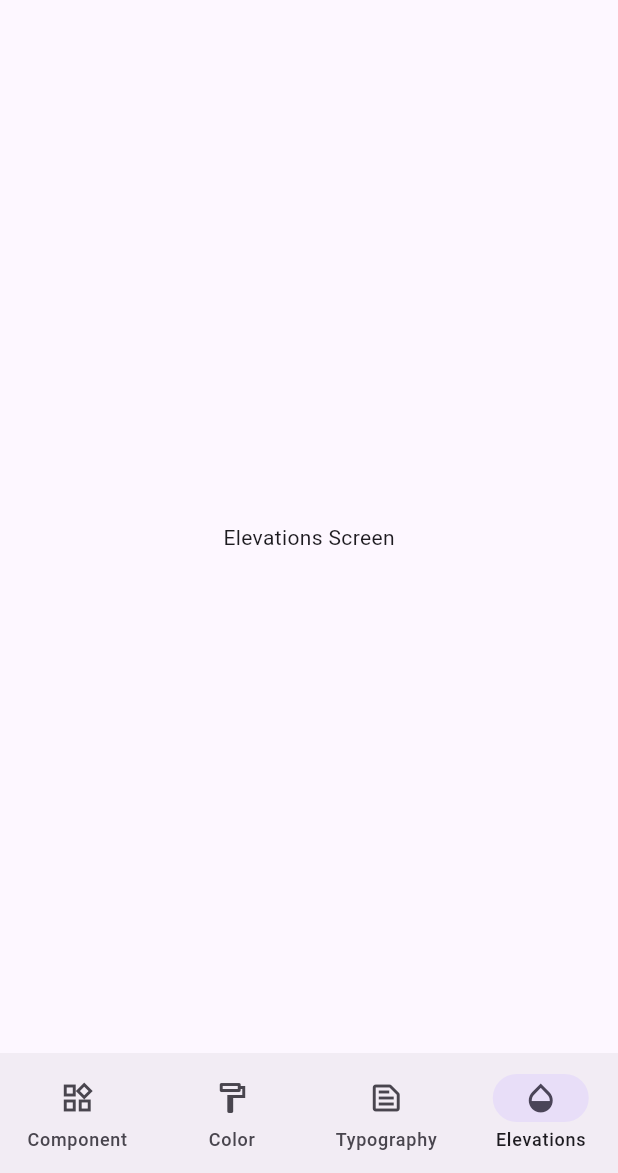
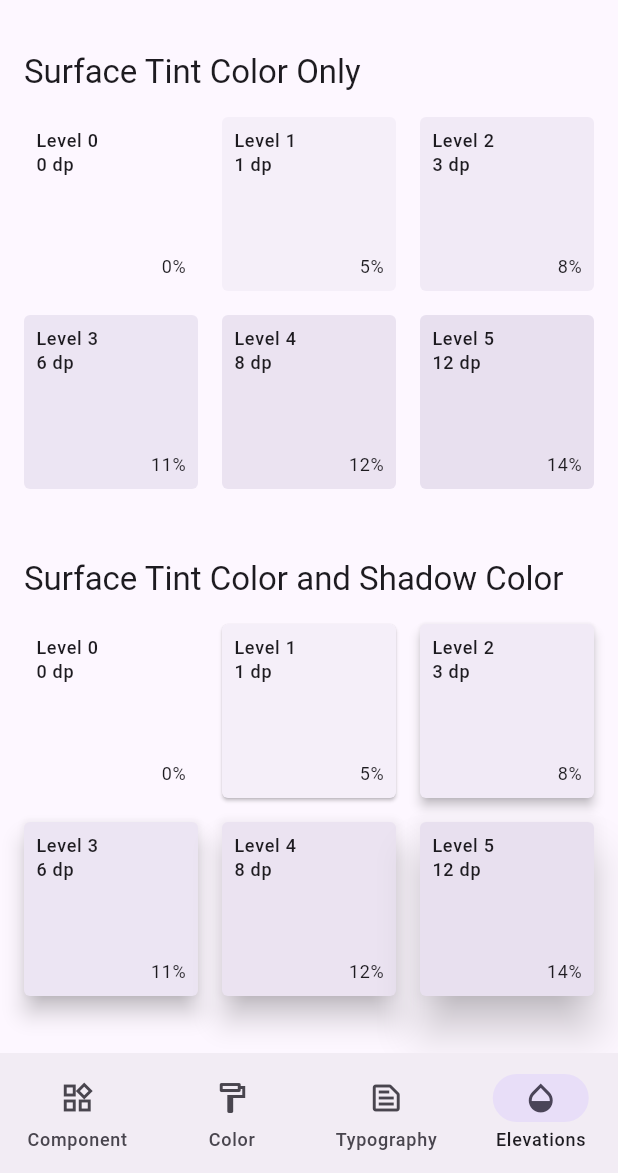
Before and after one commit to farhadprz/widgets_sample, a Flutter app: the screen it shows after launch, item 4 of the bottom bar chosen, on a phone screen of 412 x 824 dp, the part 63-1236 px from its top. Run offline on Flutter 3.47's test engine with Material 3 defaults, Android fonts, the phone set to English and light mode, and no system bars; missing offline and left inert: dart:js_interop.

Commit message:
WIP #14 (Maybe final)

```diff
--- a/lib/constants.dart
+++ b/lib/constants.dart
@@ -1,6 +1,8 @@
 import 'dart:ui';
 
 import 'package:flutter/material.dart';
+
+import 'widgets/elevations/elevation_info.dart';
 
 const double mediumWidthBreakpoint = 1000;
 const double largeWidthBreakpoint = 1500;
@@ -226,3 +228,17 @@ enum ColorItem {
   final String label;
   final Color color;
 }
+
+// If screen content width is greater or equal to this value, the light and dark
+// color schemes will be displayed in a column. Otherwise, they will
+// be displayed in a row.
+const double narrowScreenWidthThreshold = 400;
+
+const List<ElevationInfo> elevations = [
+  ElevationInfo(0, 0.0, 0),
+  ElevationInfo(1, 1.0, 5),
+  ElevationInfo(2, 3.0, 8),
+  ElevationInfo(3, 6.0, 11),
+  ElevationInfo(4, 8.0, 12),
+  ElevationInfo(5, 12.0, 14),
+];
--- a/lib/screens/color_palettes_screen.dart
+++ b/lib/screens/color_palettes_screen.dart
@@ -5,11 +5,6 @@ import 'package:flutter/material.dart';
 import 'package:url_launcher/url_launcher.dart';
 import 'package:widgets_sample/constants.dart';
 import 'package:widgets_sample/widgets/color_palletes/color_scheme_widget.dart';
-
-// If screen content width is greater or equal to this value, the light and dark
-// color schemes will be displayed in a column. Otherwise, they will
-// be displayed in a row.
-const double narrowScreenWidthThreshold = 400;
 
 class ColorPalettesScreen extends StatelessWidget {
   const ColorPalettesScreen({super.key});
--- a/lib/screens/elevations_screen.dart
+++ b/lib/screens/elevations_screen.dart
@@ -1,10 +1,47 @@
 import 'package:flutter/material.dart';
+import 'package:widgets_sample/constants.dart';
+import 'package:widgets_sample/widgets/elevations/elevation_grid_widget.dart';
 
 class ElevationsScreen extends StatelessWidget {
   const ElevationsScreen({super.key});
 
   @override
   Widget build(BuildContext context) {
-    return const Center(child: Text('Elevations Screen'),);
+    Color shadowColor = Theme.of(context).colorScheme.shadow;
+    Color surfaceTint = Theme.of(context).colorScheme.primary;
+
+    return Expanded(
+      child: CustomScrollView(
+        slivers: [
+          SliverToBoxAdapter(
+            child: Padding(
+              padding: const EdgeInsets.fromLTRB(16, 20, 16, 0),
+              child: Text('Surface Tint Color Only', style: Theme.of(context).textTheme.titleLarge),
+            ),
+          ),
+          ElevationGridWidget(surfaceTintColor: surfaceTint, shadowColor: Colors.transparent),
+          SliverList(
+            delegate: SliverChildListDelegate([
+              colDivider,
+              Padding(
+                padding: const EdgeInsets.fromLTRB(16, 20, 16, 0),
+                child: Text('Surface Tint Color and Shadow Color', style: Theme.of(context).textTheme.titleLarge),
+              ),
+            ]),
+          ),
+          ElevationGridWidget(surfaceTintColor: surfaceTint, shadowColor: shadowColor),
+          SliverList(
+            delegate: SliverChildListDelegate([
+              colDivider,
+              Padding(
+                padding: const EdgeInsets.fromLTRB(16, 20, 16, 0),
+                child: Text('Shadow Color Only', style: Theme.of(context).textTheme.titleLarge),
+              ),
+            ]),
+          ),
+          ElevationGridWidget(shadowColor: shadowColor),
+        ],
+      ),
+    );
   }
 }
--- /dev/null
+++ b/lib/widgets/elevations/elevation_card_widget.dart
@@ -0,0 +1,61 @@
+import 'package:flutter/material.dart';
+import 'package:widgets_sample/widgets/elevations/elevation_info.dart';
+
+class ElevationCardWidget extends StatefulWidget {
+  const ElevationCardWidget({
+    super.key,
+    required this.info,
+    this.shadowColor,
+    this.surfaceTint,
+  });
+
+  final ElevationInfo info;
+  final Color? shadowColor;
+  final Color? surfaceTint;
+
+  @override
+  State<ElevationCardWidget> createState() => _ElevationCardWidgetState();
+}
+
+class _ElevationCardWidgetState extends State<ElevationCardWidget> {
+  late double _elevation;
+
+  @override
+  void initState() {
+    super.initState();
+    _elevation = widget.info.elevation;
+  }
+
+  @override
+  Widget build(BuildContext context) => Padding(
+        padding: const EdgeInsets.all(8.0),
+        child: Material(
+          borderRadius: BorderRadius.circular(4.0),
+          elevation: _elevation,
+          color: Theme.of(context).colorScheme.surface,
+          shadowColor: widget.shadowColor,
+          surfaceTintColor: widget.surfaceTint,
+          type: MaterialType.card,
+          child: Padding(
+            padding: const EdgeInsets.all(8.0),
+            child: Column(
+              crossAxisAlignment: CrossAxisAlignment.start,
+              children: [
+                Text('Level ${widget.info.level}', style: Theme.of(context).textTheme.labelMedium),
+                Text('${widget.info.elevation.toInt()} dp', style: Theme.of(context).textTheme.labelMedium),
+                if (widget.surfaceTint != null)
+                  Expanded(
+                    child: Align(
+                      alignment: Alignment.bottomRight,
+                      child: Text(
+                        '${widget.info.overlayPercent}%',
+                        style: Theme.of(context).textTheme.bodySmall,
+                      ),
+                    ),
+                  ),
+              ],
+            ),
+          ),
+        ),
+      );
+}
--- /dev/null
+++ b/lib/widgets/elevations/elevation_grid_widget.dart
@@ -0,0 +1,47 @@
+import 'package:flutter/material.dart';
+import 'package:widgets_sample/constants.dart';
+
+import 'elevation_card_widget.dart';
+
+class ElevationGridWidget extends StatelessWidget {
+  const ElevationGridWidget({
+    super.key,
+    this.shadowColor,
+    this.surfaceTintColor,
+  });
+
+  final Color? shadowColor;
+  final Color? surfaceTintColor;
+
+  List<ElevationCardWidget> elevationCards(Color? shadowColor, Color? surfaceTintColor) {
+    return elevations
+        .map((elevationInfo) => ElevationCardWidget(
+              info: elevationInfo,
+              shadowColor: shadowColor,
+              surfaceTint: surfaceTintColor,
+            ))
+        .toList();
+  }
+
+  @override
+  Widget build(BuildContext context) {
+    return SliverPadding(
+      padding: const EdgeInsets.all(8),
+      sliver: SliverLayoutBuilder(
+        builder: (context, constraints) {
+          if (constraints.crossAxisExtent < narrowScreenWidthThreshold) {
+            return SliverGrid.count(
+              crossAxisCount: 3,
+              children: elevationCards(shadowColor, surfaceTintColor),
+            );
+          } else {
+            return SliverGrid.count(
+              crossAxisCount: 6,
+              children: elevationCards(shadowColor, surfaceTintColor),
+            );
+          }
+        },
+      ),
+    );
+  }
+}
--- /dev/null
+++ b/lib/widgets/elevations/elevation_info.dart
@@ -0,0 +1,11 @@
+class ElevationInfo {
+  const ElevationInfo(
+    this.level,
+    this.elevation,
+    this.overlayPercent,
+  );
+
+  final int level;
+  final double elevation;
+  final int overlayPercent;
+}
```
